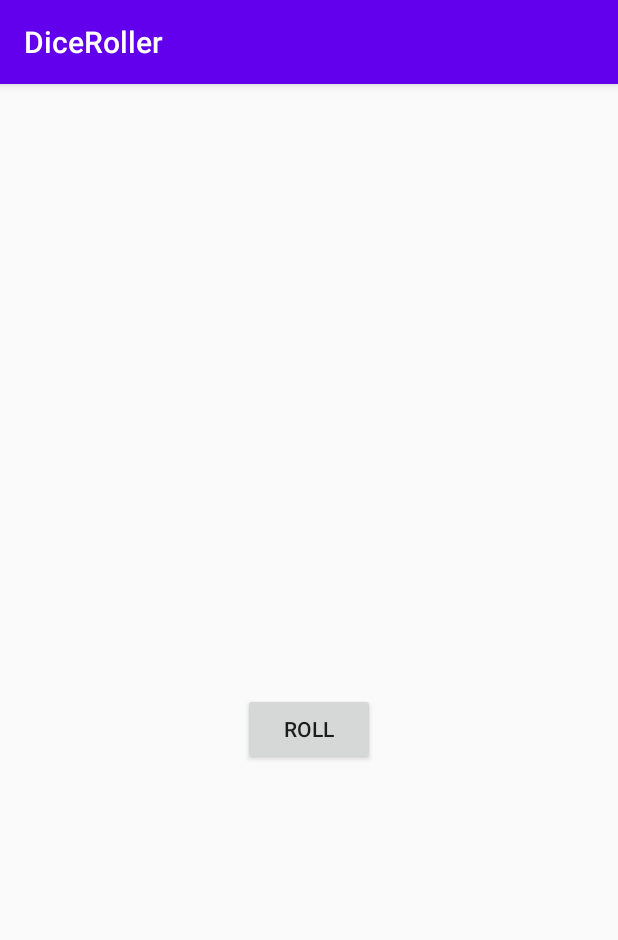
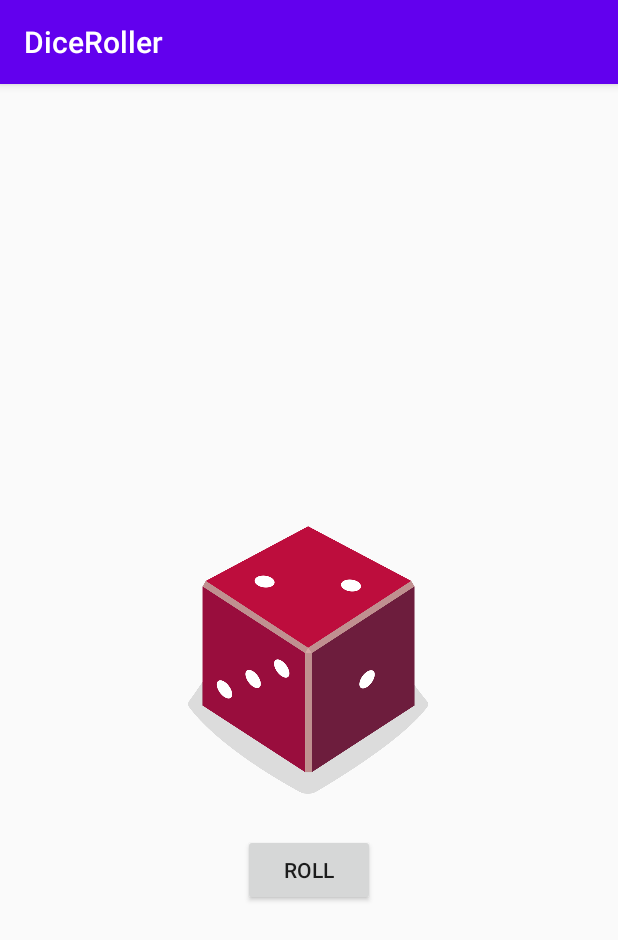
Before and after one commit to learntodayfromai/DiceRollerKotlin, an Android app: the screen it shows after launch (MainActivity), after a tap on "ROLL", on a phone screen of 412 x 824 dp. Shown: the top 940 px of the screen. Run offline under Robolectric (Android 15) with nearby library versions, the phone set to English and light mode, and no system bars.

Commit message:
added imageview to dice roller

```diff
--- a/app/src/main/java/com/learntodayfromai/diceroller/MainActivity.kt
+++ b/app/src/main/java/com/learntodayfromai/diceroller/MainActivity.kt
@@ -1,8 +1,11 @@
 package com.learntodayfromai.diceroller
 
+import android.graphics.Bitmap
+import android.graphics.drawable.Drawable
 import android.support.v7.app.AppCompatActivity
 import android.os.Bundle
 import android.widget.Button
+import android.widget.ImageView
 import android.widget.TextView
 import android.widget.Toast
 
@@ -11,25 +14,29 @@ class MainActivity : AppCompatActivity() {
         super.onCreate(savedInstanceState)
         setContentView(R.layout.activity_main)
         val rollButton: Button = findViewById(R.id.button)
-        val myText: TextView = findViewById(R.id.textView)
+
         rollButton.setOnClickListener {
             rollDice()
         }
+
+        rollDice()
     }
 
     private fun rollDice() {
-        val myText: TextView = findViewById(R.id.textView)
-        val dice = Dice(6)
+        val myImage: ImageView = findViewById(R.id.imageView)
+        val dice = Dice(4)
         val rollDice = dice.roll()
         val luckyNumber = 3
-        var printText :String =""
-        when (rollDice){
-            1->printText="1 you lose "
-            luckyNumber->printText="you win"
+        var printText : Drawable
+        val drawableResource = when (rollDice){
+            1->R.drawable.dice_1
+            2->R.drawable.dice_2
+            3->R.drawable.dice_3
+            else -> R.drawable.dice_4
         }
 
 
-        myText.text = printText
+        myImage.setImageResource(drawableResource)
     }
 }
 
--- a/app/src/main/res/layout/activity_main.xml
+++ b/app/src/main/res/layout/activity_main.xml
@@ -6,23 +6,25 @@
     android:layout_height="match_parent"
     tools:context=".MainActivity">
 
-    <TextView
-        android:id="@+id/textView"
-        android:layout_width="wrap_content"
-        android:layout_height="wrap_content"
-        android:textSize="32dp"
-        app:layout_constraintBottom_toBottomOf="parent"
-        app:layout_constraintLeft_toLeftOf="parent"
-        app:layout_constraintRight_toRightOf="parent"
-        app:layout_constraintTop_toTopOf="parent" />
-
     <Button
         android:id="@+id/button"
         android:layout_width="wrap_content"
         android:layout_height="wrap_content"
+        android:layout_marginTop="16dp"
         android:text="@string/roll"
         app:layout_constraintEnd_toEndOf="parent"
         app:layout_constraintStart_toStartOf="parent"
-        app:layout_constraintTop_toBottomOf="@+id/textView" />
+        app:layout_constraintTop_toBottomOf="@+id/imageView" />
+
+    <ImageView
+        android:id="@+id/imageView"
+        android:layout_width="160dp"
+        android:layout_height="200dp"
+        app:layout_constraintBottom_toBottomOf="parent"
+        app:layout_constraintEnd_toEndOf="parent"
+        app:layout_constraintHorizontal_bias="0.498"
+        app:layout_constraintStart_toStartOf="parent"
+        app:layout_constraintTop_toTopOf="parent"
+        tools:srcCompat="@drawable/dice_1" />
 
 </android.support.constraint.ConstraintLayout>
```
Also changed, not shown: app/src/main/res/drawable/dice_1.png (added), app/src/main/res/drawable/dice_2.png (added), app/src/main/res/drawable/dice_3.png (added), app/src/main/res/drawable/dice_4.png (added), app/src/main/res/drawable/dice_5.png (added), app/src/main/res/drawable/dice_6.png (added).
